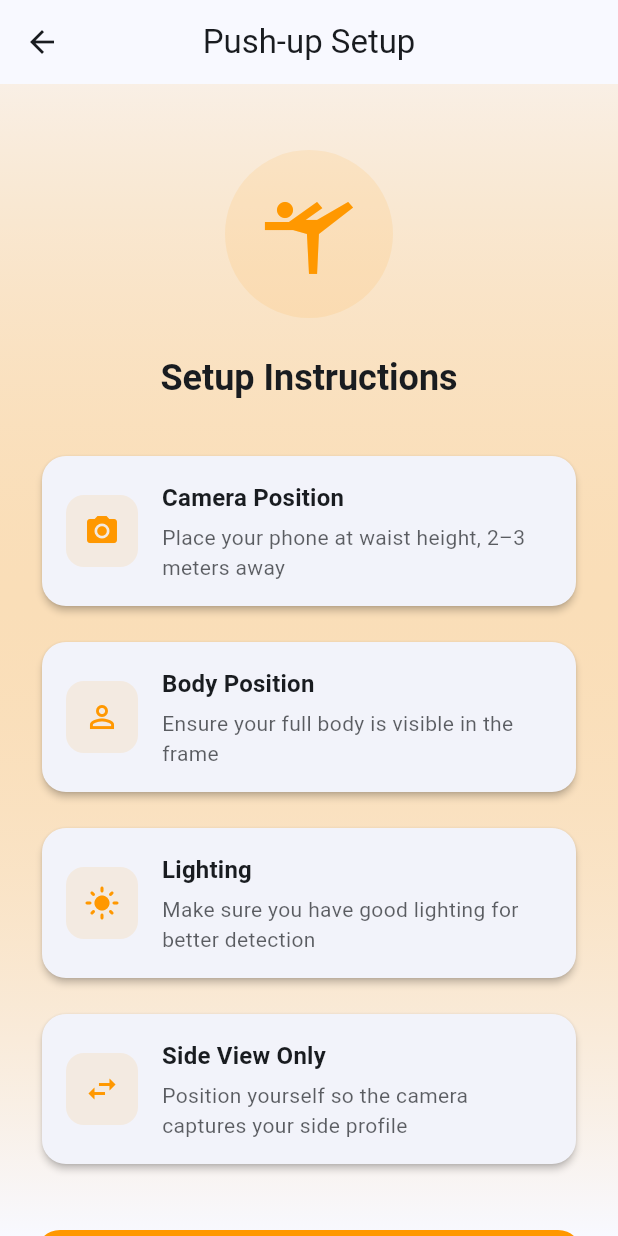
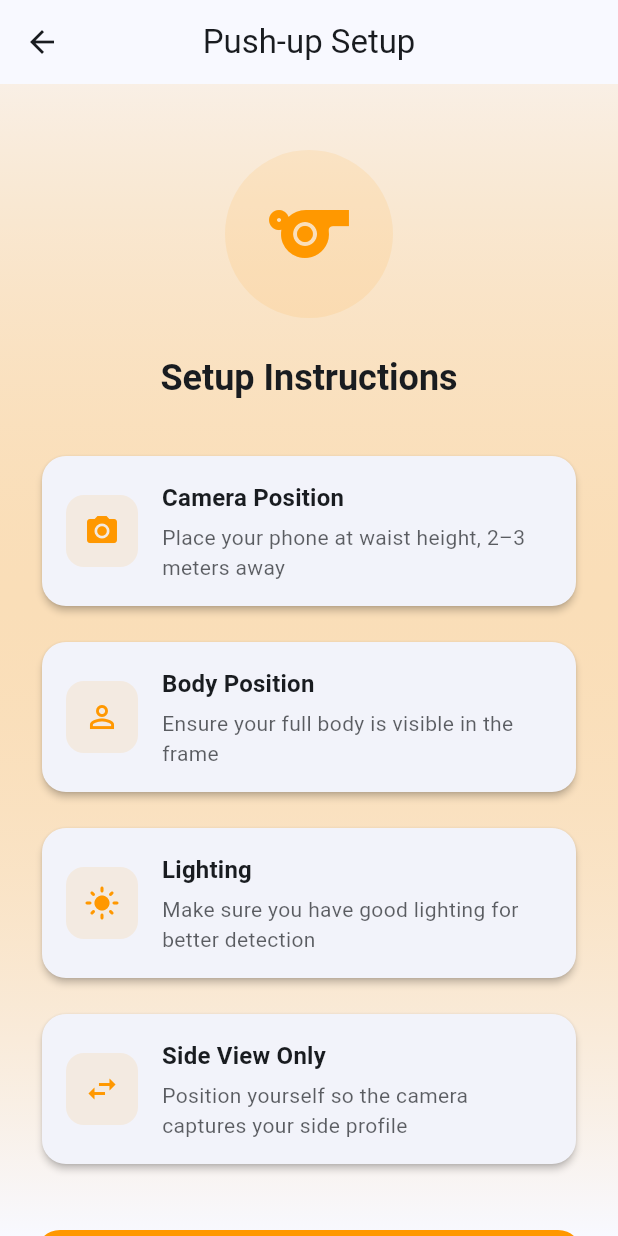
Before and after one commit to nilpatel62/flutter-gym-app, a Flutter app: the screen it shows once a user with an empty profile is signed in, after a tap on "Push-up", on a phone screen of 412 x 824 dp. Run offline on Flutter 3.47's test engine with Material 3 defaults, Android fonts, the phone set to English and light mode, and no system bars; our stand-ins replace audioplayers, camera, permission_handler, supabase_flutter, vibration; missing offline and left inert: google_mlkit_commons, google_mlkit_pose_detection; accounts and stored records are empty.

Commit message:
Add profile screen and update various UI components. Introduced a new profile_screen.dart file and made adjustments to existing screens including main.dart, exercise_screens.dart, signin_screen.dart, and signup_screen.dart for improved user experience and functionality.

```diff
--- a/lib/main.dart
+++ b/lib/main.dart
@@ -37,6 +37,7 @@ class MyApp extends StatelessWidget {
           seedColor: Colors.blue,
           brightness: Brightness.light,
         ),
+        iconTheme: const IconThemeData(),
       ),
       home: const AuthWrapper(),
       debugShowCheckedModeBanner: false,
--- a/lib/screens/exercise_screens.dart
+++ b/lib/screens/exercise_screens.dart
@@ -10,6 +10,7 @@ import 'package:permission_handler/permission_handler.dart';
 import 'package:vibration/vibration.dart';
 import '../services/supabase_service.dart';
 import '../services/permission_service.dart';
+import 'profile_screen.dart';
 
 enum ExerciseType { squat, pushup, deadlift }
 
@@ -25,7 +26,17 @@ class ExerciseSelectScreen extends StatelessWidget {
         elevation: 0,
         actions: [
           IconButton(
-            icon: const Icon(Icons.logout),
+            icon: const Icon(Icons.person_outline),
+            onPressed: () {
+              Navigator.push(
+                context,
+                MaterialPageRoute(builder: (_) => const ProfileScreen()),
+              );
+            },
+            tooltip: 'Profile',
+          ),
+          IconButton(
+            icon: const Icon(Icons.exit_to_app),
             onPressed: () async {
               await SupabaseService.signOut();
               // Navigation will be handled by auth state listener
@@ -83,7 +94,7 @@ class ExerciseSelectScreen extends StatelessWidget {
                 _ExerciseCard(
                   title: 'Push-up',
                   subtitle: 'Side View',
-                  icon: Icons.sports_gymnastics,
+                  icon: Icons.sports,
                   color: Colors.orange,
                   exercise: ExerciseType.pushup,
                 ),
@@ -136,11 +147,11 @@ class ExerciseSelectScreen extends StatelessWidget {
                       ),
                       const SizedBox(height: 12),
                       _TipItem(
-                          icon: Icons.height,
+                          icon: Icons.phone_android,
                           text: 'Place phone at waist height'),
                       const SizedBox(height: 8),
                       _TipItem(
-                          icon: Icons.straighten,
+                          icon: Icons.zoom_out_map,
                           text: 'Position 2–3 meters away'),
                       const SizedBox(height: 8),
                       _TipItem(
@@ -148,7 +159,7 @@ class ExerciseSelectScreen extends StatelessWidget {
                           text: 'Ensure full body is visible'),
                       const SizedBox(height: 8),
                       _TipItem(
-                          icon: Icons.camera_alt_outlined,
+                          icon: Icons.camera_alt,
                           text: 'Side view only'),
                     ],
                   ),
@@ -310,7 +321,7 @@ class _SetupScreenState extends State<SetupScreen> {
 
   IconData get exerciseIcon => switch (widget.exercise) {
         ExerciseType.squat => Icons.fitness_center,
-        ExerciseType.pushup => Icons.sports_gymnastics,
+        ExerciseType.pushup => Icons.sports,
         ExerciseType.deadlift => Icons.trending_up,
       };
 
@@ -904,7 +915,7 @@ class _LiveCoachScreenState extends State<LiveCoachScreen> {
                       const CircularProgressIndicator()
                     else
                       Icon(
-                        Icons.camera_alt_outlined,
+                        Icons.camera_alt,
                         size: 64,
                         color: Theme.of(context).colorScheme.error,
                       ),
--- a/lib/screens/signin_screen.dart
+++ b/lib/screens/signin_screen.dart
@@ -138,7 +138,7 @@ class _SignInScreenState extends State<SignInScreen> {
                   keyboardType: TextInputType.emailAddress,
                   decoration: InputDecoration(
                     labelText: 'Email',
-                    prefixIcon: const Icon(Icons.email_outlined),
+                    prefixIcon: const Icon(Icons.email),
                     border: OutlineInputBorder(
                       borderRadius: BorderRadius.circular(12),
                     ),
@@ -163,12 +163,12 @@ class _SignInScreenState extends State<SignInScreen> {
                   obscureText: _obscurePassword,
                   decoration: InputDecoration(
                     labelText: 'Password',
-                    prefixIcon: const Icon(Icons.lock_outlined),
+                    prefixIcon: const Icon(Icons.lock),
                     suffixIcon: IconButton(
                       icon: Icon(
                         _obscurePassword
-                            ? Icons.visibility_outlined
-                            : Icons.visibility_off_outlined,
+                            ? Icons.visibility
+                            : Icons.visibility_off,
                       ),
                       onPressed: () {
                         setState(() {
--- a/lib/screens/signup_screen.dart
+++ b/lib/screens/signup_screen.dart
@@ -189,7 +189,7 @@ class _SignUpScreenState extends State<SignUpScreen> {
                   keyboardType: TextInputType.emailAddress,
                   decoration: InputDecoration(
                     labelText: 'Email',
-                    prefixIcon: const Icon(Icons.email_outlined),
+                    prefixIcon: const Icon(Icons.email),
                     border: OutlineInputBorder(
                       borderRadius: BorderRadius.circular(12),
                     ),
@@ -217,7 +217,7 @@ class _SignUpScreenState extends State<SignUpScreen> {
                   ],
                   decoration: InputDecoration(
                     labelText: 'Phone Number',
-                    prefixIcon: const Icon(Icons.phone_outlined),
+                    prefixIcon: const Icon(Icons.phone),
                     border: OutlineInputBorder(
                       borderRadius: BorderRadius.circular(12),
                     ),
@@ -243,12 +243,12 @@ class _SignUpScreenState extends State<SignUpScreen> {
                   obscureText: _obscurePassword,
                   decoration: InputDecoration(
                     labelText: 'Password',
-                    prefixIcon: const Icon(Icons.lock_outlined),
+                    prefixIcon: const Icon(Icons.lock),
                     suffixIcon: IconButton(
                       icon: Icon(
                         _obscurePassword
-                            ? Icons.visibility_outlined
-                            : Icons.visibility_off_outlined,
+                            ? Icons.visibility
+                            : Icons.visibility_off,
                       ),
                       onPressed: () {
                         setState(() {
@@ -280,12 +280,12 @@ class _SignUpScreenState extends State<SignUpScreen> {
                   obscureText: _obscureConfirmPassword,
                   decoration: InputDecoration(
                     labelText: 'Confirm Password',
-                    prefixIcon: const Icon(Icons.lock_outlined),
+                    prefixIcon: const Icon(Icons.lock),
                     suffixIcon: IconButton(
                       icon: Icon(
                         _obscureConfirmPassword
-                            ? Icons.visibility_outlined
-                            : Icons.visibility_off_outlined,
+                            ? Icons.visibility
+                            : Icons.visibility_off,
                       ),
                       onPressed: () {
                         setState(() {
--- a/pubspec.yaml
+++ b/pubspec.yaml
@@ -18,5 +18,6 @@ dependencies:
   supabase_flutter: ^2.5.6
 
 flutter:
+  uses-material-design: true
   assets:
     - assets/beep.mp3
```
Also changed, not shown: lib/screens/profile_screen.dart (added, +334 -0 lines), 88 other files.
